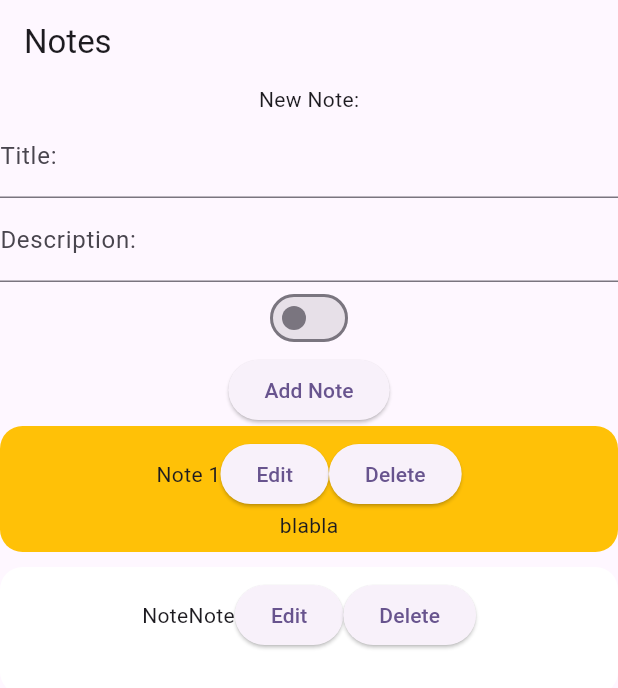
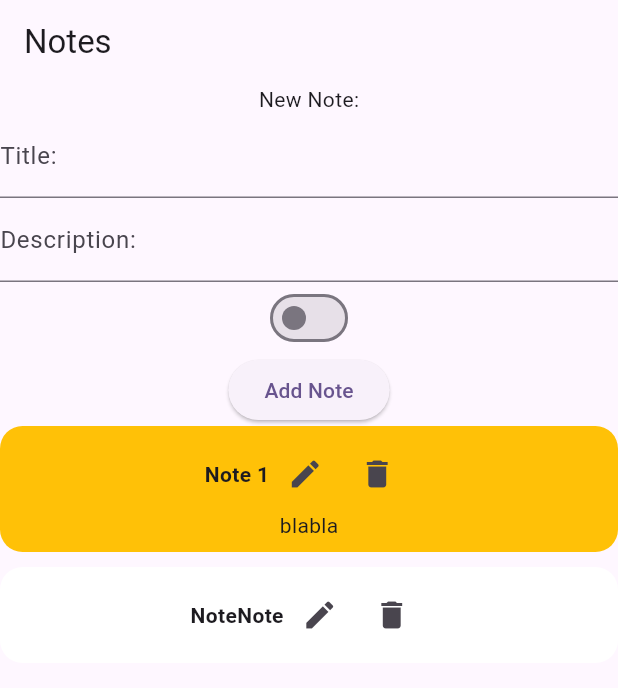
Before and after one commit to TarzanOfJungle/notes_manager, a Flutter app: the screen it shows after launch, on a phone screen of 412 x 824 dp. Shown: the top 688 px of the screen. Run offline on Flutter 3.47's test engine with Material 3 defaults, Android fonts, the phone set to English and light mode, and no system bars.

Commit message:
feat: icon buttons and other tile styling

```diff
--- a/lib/notes/widgets/note_tile.dart
+++ b/lib/notes/widgets/note_tile.dart
@@ -26,12 +26,13 @@ class NoteTile extends StatelessWidget {
             Row(
               mainAxisAlignment: MainAxisAlignment.center,
               children: [
-                Text(note.title),
-                ElevatedButton(onPressed: onEdit, child: const Text('Edit')),
-                ElevatedButton(onPressed: onDelete, child: const Text('Delete')),
+                Text(note.title, style: const TextStyle(fontWeight: FontWeight.bold),),
+                IconButton(onPressed: onEdit, icon: const Icon(Icons.edit), tooltip: 'Edit',),
+                IconButton(onPressed: onDelete, icon: const Icon(Icons.delete), tooltip: 'Delete'),
               ],
             ),
-            Text(note.description ?? ''),
+            if (note.description != null && note.description!.isNotEmpty)
+              Text(note.description!),
           ],
         ),
       ),
```
